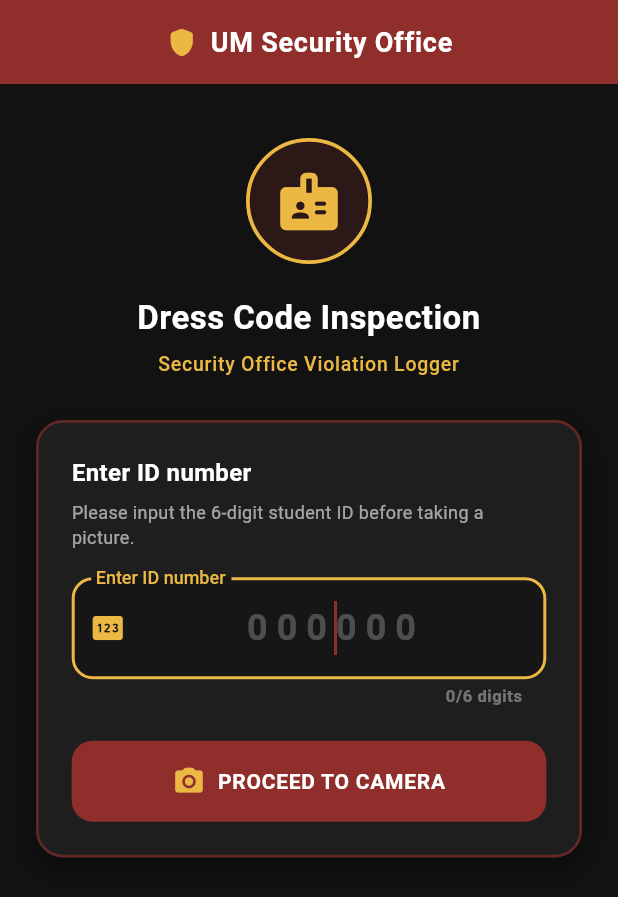
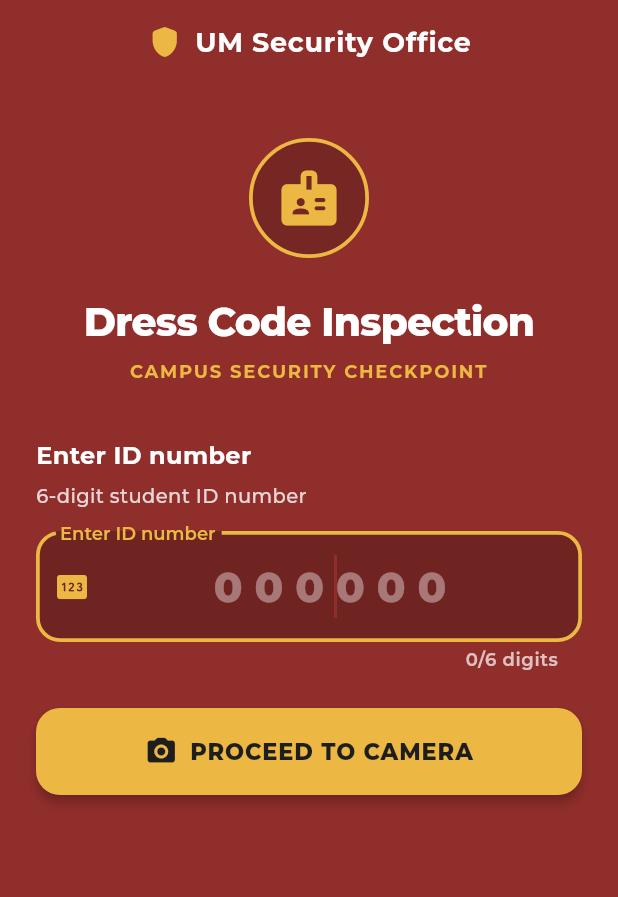
Before and after one commit to RonVergel/fluttertestproj, a Flutter app: the screen it shows after launch, on a phone screen of 412 x 824 dp. Shown: the top 897 px of the screen. Run offline on Flutter 3.47's test engine with Material 3 defaults, Android fonts, the phone set to English and light mode, and no system bars; our stand-ins replace camera, device_preview, google_fonts, hive, hive_flutter; accounts and stored records are empty.

Commit message:
feat: redesign ID entry screen with solid UM red and Montserrat typography

```diff
--- a/lib/main.dart
+++ b/lib/main.dart
@@ -1,6 +1,7 @@
 import 'package:device_preview/device_preview.dart';
 import 'package:flutter/foundation.dart';
 import 'package:flutter/material.dart';
+import 'package:google_fonts/google_fonts.dart';
 import 'package:hive_flutter/hive_flutter.dart';
 import 'screens/student_id_entry_screen.dart';
 import 'services/snap_repository.dart';
@@ -37,6 +38,7 @@ class SnapApp extends StatelessWidget {
       themeMode: ThemeMode.dark,
       darkTheme: ThemeData(
         brightness: Brightness.dark,
+        textTheme: GoogleFonts.montserratTextTheme(ThemeData.dark().textTheme),
         colorScheme: const ColorScheme.dark(
           primary: Color(0xFF902E2B),
           secondary: Color(0xFFECB843),
--- a/lib/screens/student_id_entry_screen.dart
+++ b/lib/screens/student_id_entry_screen.dart
@@ -1,5 +1,6 @@
 import 'package:flutter/material.dart';
 import 'package:flutter/services.dart';
+import 'package:google_fonts/google_fonts.dart';
 import '../models/snap_note.dart';
 import '../services/snap_repository.dart';
 import '../widgets/gallery_strip.dart';
@@ -103,26 +104,27 @@ class _StudentIdEntryScreenState extends State<StudentIdEntryScreen> {
     final isComplete = _idController.text.length == 6;
 
     return Scaffold(
-      backgroundColor: const Color(0xFF121212),
+      backgroundColor: StudentIdEntryScreen.umRed,
       appBar: AppBar(
         backgroundColor: StudentIdEntryScreen.umRed,
-        elevation: 2,
+        elevation: 0,
         centerTitle: true,
-        title: const Row(
+        title: Row(
           mainAxisSize: MainAxisSize.min,
           children: [
-            Icon(
+            const Icon(
               Icons.shield_rounded,
               color: StudentIdEntryScreen.umYellow,
-              size: 22,
+              size: 24,
             ),
-            SizedBox(width: 8),
+            const SizedBox(width: 8),
             Text(
               'UM Security Office',
-              style: TextStyle(
-                fontWeight: FontWeight.bold,
+              style: GoogleFonts.montserrat(
+                fontWeight: FontWeight.w700,
                 fontSize: 18,
                 letterSpacing: 0.5,
+                color: Colors.white,
               ),
             ),
           ],
@@ -132,22 +134,21 @@ class _StudentIdEntryScreenState extends State<StudentIdEntryScreen> {
         child: LayoutBuilder(
           builder: (context, constraints) {
             return SingleChildScrollView(
-              padding: const EdgeInsets.symmetric(horizontal: 24, vertical: 24),
+              padding: const EdgeInsets.symmetric(horizontal: 24, vertical: 20),
               child: Center(
                 child: ConstrainedBox(
                   constraints: const BoxConstraints(maxWidth: 440),
                   child: Column(
-                    mainAxisAlignment: MainAxisAlignment.center,
                     crossAxisAlignment: CrossAxisAlignment.stretch,
                     children: [
-                      const SizedBox(height: 12),
+                      const SizedBox(height: 16),
                       Center(
                         child: Container(
-                          width: 84,
-                          height: 84,
+                          width: 80,
+                          height: 80,
                           decoration: BoxDecoration(
                             shape: BoxShape.circle,
-                            color: StudentIdEntryScreen.umRed.withValues(alpha: 0.2),
+                            color: Colors.black.withValues(alpha: 0.18),
                             border: Border.all(
                               color: StudentIdEntryScreen.umYellow,
                               width: 2.5,
@@ -156,83 +157,62 @@ class _StudentIdEntryScreenState extends State<StudentIdEntryScreen> {
                           child: const Icon(
                             Icons.badge_rounded,
                             color: StudentIdEntryScreen.umYellow,
-                            size: 46,
+                            size: 44,
                           ),
                         ),
                       ),
-                      const SizedBox(height: 20),
-                      const Text(
+                      const SizedBox(height: 24),
+                      Text(
                         'Dress Code Inspection',
                         textAlign: TextAlign.center,
-                        style: TextStyle(
-                          fontSize: 22,
-                          fontWeight: FontWeight.bold,
+                        style: GoogleFonts.montserrat(
+                          fontSize: 26,
+                          fontWeight: FontWeight.w800,
                           color: Colors.white,
-                          letterSpacing: 0.3,
+                          letterSpacing: -0.5,
                         ),
                       ),
                       const SizedBox(height: 6),
-                      const Text(
-                        'Security Office Violation Logger',
+                      Text(
+                        'CAMPUS SECURITY CHECKPOINT',
                         textAlign: TextAlign.center,
-                        style: TextStyle(
-                          fontSize: 13,
-                          fontWeight: FontWeight.w500,
+                        style: GoogleFonts.montserrat(
+                          fontSize: 12,
+                          fontWeight: FontWeight.w700,
                           color: StudentIdEntryScreen.umYellow,
-                          letterSpacing: 0.5,
+                          letterSpacing: 1.2,
                         ),
                       ),
-                      const SizedBox(height: 28),
-                      Container(
-                        padding: const EdgeInsets.all(22),
-                        decoration: BoxDecoration(
-                          color: const Color(0xFF1E1E1E),
-                          borderRadius: BorderRadius.circular(18),
-                          border: Border.all(
-                            color: isComplete
-                                ? StudentIdEntryScreen.umYellow
-                                : StudentIdEntryScreen.umRed.withValues(alpha: 0.6),
-                            width: 1.8,
-                          ),
-                          boxShadow: const [
-                            BoxShadow(
-                              color: Colors.black45,
-                              blurRadius: 16,
-                              offset: Offset(0, 6),
-                            ),
-                          ],
-                        ),
-                        child: Column(
-                          crossAxisAlignment: CrossAxisAlignment.stretch,
-                          children: [
-                            const Text(
+                      const SizedBox(height: 36),
+                      Text(
                         'Enter ID number',
-                              style: TextStyle(
+                        style: GoogleFonts.montserrat(
                           fontSize: 16,
-                                fontWeight: FontWeight.bold,
+                          fontWeight: FontWeight.w700,
                           color: Colors.white,
                         ),
                       ),
                       const SizedBox(height: 6),
-                            const Text(
-                              'Please input the 6-digit student ID before taking a picture.',
-                              style: TextStyle(
-                                fontSize: 12,
-                                color: Colors.white60,
+                      Text(
+                        '6-digit student ID number',
+                        style: GoogleFonts.montserrat(
+                          fontSize: 13,
+                          fontWeight: FontWeight.w500,
+                          color: Colors.white.withValues(alpha: 0.8),
                         ),
                       ),
-                            const SizedBox(height: 18),
+                      const SizedBox(height: 14),
                       TextField(
                         controller: _idController,
                         focusNode: _focusNode,
                         autofocus: true,
                         keyboardType: TextInputType.number,
                         textAlign: TextAlign.center,
-                              style: const TextStyle(
+                        style: GoogleFonts.montserrat(
                           color: Colors.white,
-                                fontSize: 24,
-                                fontWeight: FontWeight.bold,
-                                letterSpacing: 6,
+                          fontSize: 28,
+                          fontWeight: FontWeight.w800,
+                          letterSpacing: 8,
                         ),
                         inputFormatters: [
                           FilteringTextInputFormatter.digitsOnly,
@@ -241,26 +221,30 @@ class _StudentIdEntryScreenState extends State<StudentIdEntryScreen> {
                         onSubmitted: (_) => _proceedToCamera(),
                         decoration: InputDecoration(
                           labelText: 'Enter ID number',
-                                labelStyle: const TextStyle(
+                          labelStyle: GoogleFonts.montserrat(
                             color: StudentIdEntryScreen.umYellow,
-                                  fontWeight: FontWeight.w500,
+                            fontWeight: FontWeight.w600,
                             letterSpacing: 0,
                           ),
                           hintText: '000000',
-                                hintStyle: const TextStyle(
-                                  color: Colors.white24,
-                                  fontSize: 24,
-                                  letterSpacing: 6,
+                          hintStyle: GoogleFonts.montserrat(
+                            color: Colors.white38,
+                            fontSize: 28,
+                            letterSpacing: 8,
                           ),
                           counterText: '${_idController.text.length}/6 digits',
-                                counterStyle: TextStyle(
+                          counterStyle: GoogleFonts.montserrat(
                             color: isComplete
                                 ? StudentIdEntryScreen.umYellow
-                                      : Colors.white38,
-                                  fontSize: 11,
+                                : Colors.white70,
+                            fontSize: 12,
                             fontWeight: FontWeight.w600,
                           ),
                           errorText: _errorMessage,
+                          errorStyle: GoogleFonts.montserrat(
+                            color: StudentIdEntryScreen.umYellow,
+                            fontWeight: FontWeight.w600,
+                          ),
                           prefixIcon: const Icon(
                             Icons.pin_rounded,
                             color: StudentIdEntryScreen.umYellow,
@@ -269,7 +253,7 @@ class _StudentIdEntryScreenState extends State<StudentIdEntryScreen> {
                               ? IconButton(
                                   icon: const Icon(
                                     Icons.clear_rounded,
-                                          color: Colors.white60,
+                                    color: Colors.white70,
                                     size: 20,
                                   ),
                                   onPressed: () {
@@ -279,72 +263,66 @@ class _StudentIdEntryScreenState extends State<StudentIdEntryScreen> {
                                 )
                               : null,
                           filled: true,
-                                fillColor: Colors.black26,
+                          fillColor: Colors.black.withValues(alpha: 0.22),
                           enabledBorder: OutlineInputBorder(
-                                  borderRadius: BorderRadius.circular(14),
-                                  borderSide: const BorderSide(
-                                    color: Colors.white24,
+                            borderRadius: BorderRadius.circular(16),
+                            borderSide: BorderSide(
+                              color: Colors.white.withValues(alpha: 0.35),
+                              width: 1.5,
                             ),
                           ),
                           focusedBorder: OutlineInputBorder(
-                                  borderRadius: BorderRadius.circular(14),
+                            borderRadius: BorderRadius.circular(16),
+                            borderSide: const BorderSide(
+                              color: StudentIdEntryScreen.umYellow,
+                              width: 2.5,
+                            ),
+                          ),
+                          errorBorder: OutlineInputBorder(
+                            borderRadius: BorderRadius.circular(16),
                             borderSide: const BorderSide(
                               color: StudentIdEntryScreen.umYellow,
                               width: 2,
                             ),
                           ),
-                                errorBorder: OutlineInputBorder(
-                                  borderRadius: BorderRadius.circular(14),
-                                  borderSide: BorderSide(
-                                    color: Theme.of(context).colorScheme.error,
-                                    width: 1.5,
-                                  ),
-                                ),
                           focusedErrorBorder: OutlineInputBorder(
-                                  borderRadius: BorderRadius.circular(14),
-                                  borderSide: BorderSide(
-                                    color: Theme.of(context).colorScheme.error,
-                                    width: 2,
+                            borderRadius: BorderRadius.circular(16),
+                            borderSide: const BorderSide(
+                              color: StudentIdEntryScreen.umYellow,
+                              width: 2.5,
                             ),
                           ),
                         ),
                       ),
-                            const SizedBox(height: 22),
+                      const SizedBox(height: 24),
                       FilledButton.icon(
                         style: FilledButton.styleFrom(
-                                backgroundColor: StudentIdEntryScreen.umRed,
-                                foregroundColor: Colors.white,
-                                padding: const EdgeInsets.symmetric(vertical: 16),
+                          backgroundColor: StudentIdEntryScreen.umYellow,
+                          foregroundColor: const Color(0xFF1E1E1E),
+                          padding: const EdgeInsets.symmetric(vertical: 18),
+                          elevation: 3,
                           shape: RoundedRectangleBorder(
-                                  borderRadius: BorderRadius.circular(14),
-                                  side: isComplete
-                                      ? const BorderSide(
-                                          color: StudentIdEntryScreen.umYellow,
-                                          width: 1.5,
-                                        )
-                                      : BorderSide.none,
+                            borderRadius: BorderRadius.circular(16),
                           ),
                         ),
                         onPressed: _proceedToCamera,
                         icon: const Icon(
                           Icons.camera_alt_rounded,
-                                color: StudentIdEntryScreen.umYellow,
+                          color: Color(0xFF1E1E1E),
                           size: 22,
                         ),
-                              label: const Text(
+                        label: Text(
                           'PROCEED TO CAMERA',
-                                style: TextStyle(
-                                  fontWeight: FontWeight.bold,
-                                  fontSize: 14,
-                                  letterSpacing: 0.5,
+                          style: GoogleFonts.montserrat(
+                            fontWeight: FontWeight.w800,
+                            fontSize: 15,
+                            letterSpacing: 0.6,
+                            color: const Color(0xFF1E1E1E),
                           ),
                         ),
                       ),
-                          ],
-                        ),
-                      ),
                       if (widget.repository.notes.isNotEmpty) ...[
-                        const SizedBox(height: 32),
+                        const SizedBox(height: 36),
                         Row(
                           children: [
                             const Icon(
@@ -355,9 +333,9 @@ class _StudentIdEntryScreenState extends State<StudentIdEntryScreen> {
                             const SizedBox(width: 8),
                             Text(
                               'Recent Shift Reports (${widget.repository.notes.length})',
-                              style: const TextStyle(
-                                color: Colors.white70,
-                                fontWeight: FontWeight.bold,
+                              style: GoogleFonts.montserrat(
+                                color: Colors.white,
+                                fontWeight: FontWeight.w700,
                                 fontSize: 13,
                               ),
                             ),
--- a/pubspec.yaml
+++ b/pubspec.yaml
@@ -41,6 +41,7 @@ dependencies:
   device_preview: ^1.3.1
   hive: ^2.2.3
   hive_flutter: ^1.1.0
+  google_fonts: ^8.1.0
 
 dev_dependencies:
   flutter_test:
```
Also changed, not shown: pubspec.lock. Lines whose indentation alone changed are shown as unchanged.
